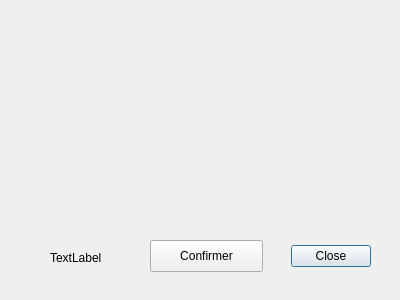
First picture: the form in menu_restaurant/panierwindow.ui, repository bartazuk/IGR203, before the edit.
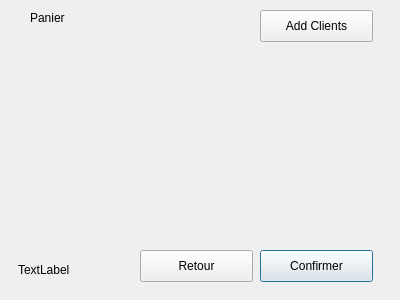
Second picture: the form after the edit.

Commit message: Finish the panier part

What changed in the file:
```diff
--- a/menu_restaurant/panierwindow.ui
+++ b/menu_restaurant/panierwindow.ui
@@ -13,30 +13,11 @@
   <property name="windowTitle">
    <string>Dialog</string>
   </property>
-  <widget class="QDialogButtonBox" name="buttonBox">
-   <property name="geometry">
-    <rect>
-     <x>30</x>
-     <y>240</y>
-     <width>341</width>
-     <height>32</height>
-    </rect>
-   </property>
-   <property name="orientation">
-    <enum>Qt::Horizontal</enum>
-   </property>
-   <property name="standardButtons">
-    <set>QDialogButtonBox::Close</set>
-   </property>
-   <property name="centerButtons">
-    <bool>false</bool>
-   </property>
-  </widget>
   <widget class="QPushButton" name="confirmBtn">
    <property name="geometry">
     <rect>
-     <x>150</x>
-     <y>240</y>
+     <x>260</x>
+     <y>250</y>
      <width>113</width>
      <height>32</height>
     </rect>
@@ -59,14 +40,53 @@
   <widget class="QLabel" name="prixLabel">
    <property name="geometry">
     <rect>
-     <x>50</x>
+     <x>18</x>
+     <y>260</y>
+     <width>121</width>
+     <height>20</height>
+    </rect>
+   </property>
+   <property name="text">
+    <string>TextLabel</string>
+   </property>
+  </widget>
+  <widget class="QPushButton" name="retourBtn">
+   <property name="geometry">
+    <rect>
+     <x>140</x>
      <y>250</y>
+     <width>113</width>
+     <height>32</height>
+    </rect>
+   </property>
+   <property name="text">
+    <string>Retour</string>
+   </property>
+  </widget>
+  <widget class="QLabel" name="label">
+   <property name="geometry">
+    <rect>
+     <x>30</x>
+     <y>10</y>
      <width>59</width>
      <height>16</height>
     </rect>
    </property>
    <property name="text">
-    <string>TextLabel</string>
+    <string>Panier</string>
+   </property>
+  </widget>
+  <widget class="QPushButton" name="addBtn">
+   <property name="geometry">
+    <rect>
+     <x>260</x>
+     <y>10</y>
+     <width>113</width>
+     <height>32</height>
+    </rect>
+   </property>
+   <property name="text">
+    <string>Add Clients</string>
    </property>
   </widget>
  </widget>
```
Left out of the diff: 35 changed lines with no effect on the pictures. The commit also changes 5 other files.
